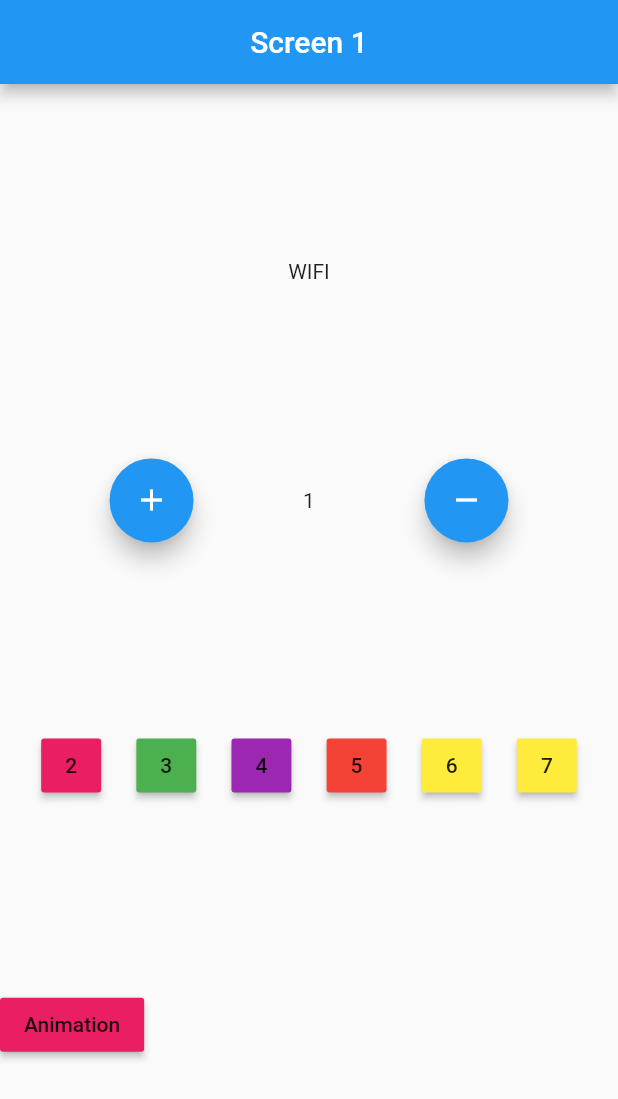
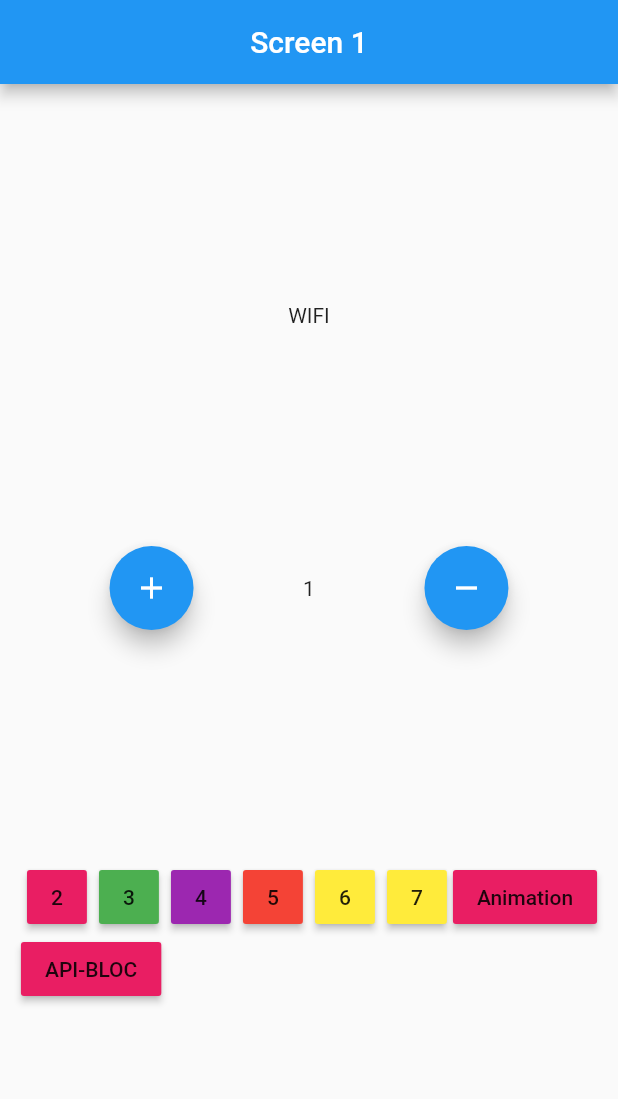
Before and after one commit to ArjunMalhotra07/bloc, a Flutter app: the screen it shows after launch, on a phone screen of 412 x 824 dp. Shown: the top 1099 px of the screen. Run offline on Flutter 3.47's test engine with Material 2 defaults, Android fonts, the phone set to English and light mode, and no system bars; our stand-ins replace bloc, connectivity_plus, equatable, flutter_bloc, syncfusion_flutter_calendar; missing offline and left inert: dart:html.

```diff
--- a/lib/presentation/router/app_router.dart
+++ b/lib/presentation/router/app_router.dart
@@ -1,6 +1,7 @@
 import 'package:flutter/material.dart';
 import 'package:flutter_bloc/flutter_bloc.dart';
 import 'package:test/logic/cubit/status_cubit.dart';
+import 'package:test/presentation/screens/api_screen_8th.dart';
 import 'package:test/presentation/screens/fifth_screen.dart';
 import 'package:test/presentation/screens/fourth_screen.dart';
 import 'package:test/presentation/screens/home_screen.dart';
@@ -43,6 +44,8 @@ class AppRouter {
                 )));
       case '/seventh':
         return MaterialPageRoute(builder: ((_) => const SeventhScreen()));
+      case '/api_bloc_screen':
+        return MaterialPageRoute(builder: ((_) => const APIBLOC()));
 
       default:
         return null;
--- a/lib/presentation/screens/home_screen.dart
+++ b/lib/presentation/screens/home_screen.dart
@@ -95,8 +95,7 @@ class _FirstScreenState extends State<FirstScreen> {
                     ]),
                 Padding(
                     padding: const EdgeInsets.all(8.0),
-                  child: Row(
-                    mainAxisAlignment: MainAxisAlignment.spaceEvenly,
+                    child: Wrap(
                       children: [
                         MaterialButton(
                             color: Colors.pink,
@@ -158,11 +157,6 @@ class _FirstScreenState extends State<FirstScreen> {
                             onPressed: () {
                               Navigator.pushNamed(context, '/seventh');
                             }),
-                    ],
-                  ),
-                ),
-                Row(
-                  children: [
                         MaterialButton(
                             color: Colors.pink,
                             minWidth: 10,
@@ -173,9 +167,20 @@ class _FirstScreenState extends State<FirstScreen> {
                             onPressed: () {
                               Navigator.of(context).push(MaterialPageRoute(
                                   builder: ((_) => const AnimationScreen())));
+                            }),
+                        MaterialButton(
+                            color: Colors.pink,
+                            minWidth: 10,
+                            child: const Text(
+                              'API-BLOC',
+                              textAlign: TextAlign.center,
+                            ),
+                            onPressed: () {
+                              Navigator.of(context)
+                                  .pushNamed('/api_bloc_screen');
                             })
                       ],
-                )
+                    )),
               ],
             ),
           )
```
Also changed, not shown: lib/bloc/fetch_data_bloc.dart (added, +13 -0 lines), lib/bloc/fetch_data_event.dart (added, +8 -0 lines), lib/bloc/fetch_data_state.dart (added, +10 -0 lines), lib/presentation/screens/api_screen_8th.dart (added, +15 -0 lines). Lines whose indentation alone changed are shown as unchanged.
